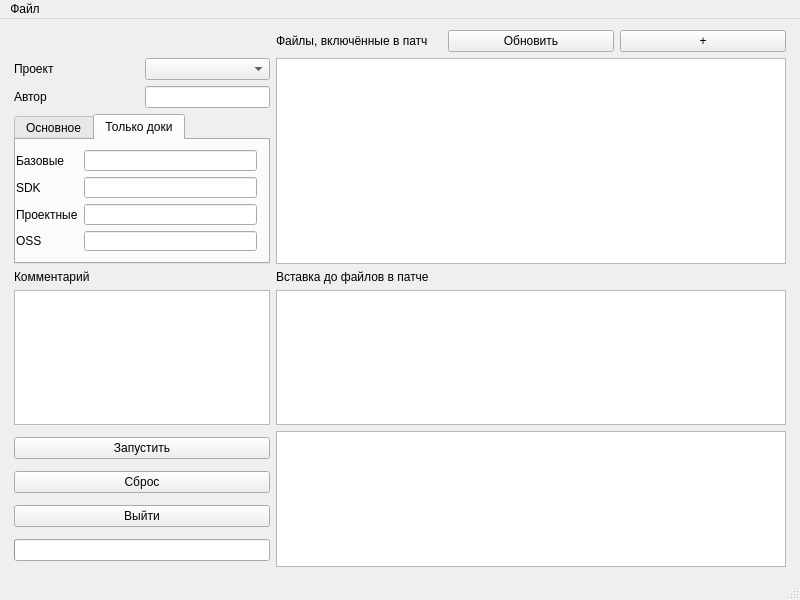
This is mainwindow.ui in Alex1OPS/apatcher as Qt 5 draws it before an edit. The edited form follows.
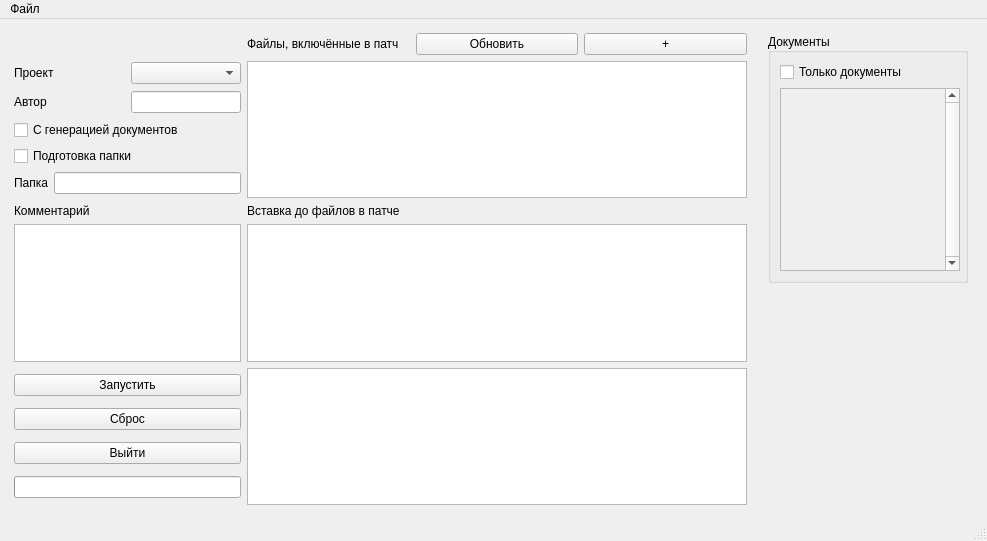
This is the edited form. The open tabs and pages were chosen to show the change.

Commit message: Промежуточный. Переработка механизма формирования документов для поддержки многопроектного формирования: 1) изменена форма - детали по формированию вынесены в отдельную панель; 2) скорректирован обработчик формы под изменения;

What changed in the file:
```diff
--- a/mainwindow.ui
+++ b/mainwindow.ui
@@ -6,31 +6,44 @@
             <rect>
                 <x>0</x>
                 <y>0</y>
-                <width>800</width>
-                <height>600</height>
+    <width>987</width>
+    <height>541</height>
             </rect>
         </property>
         <property name="windowTitle">
             <string>MainWindow</string>
         </property>
         <widget class="QWidget" name="centralwidget">
-            <layout class="QHBoxLayout" name="horizontalLayout">
-                <item>
+   <layout class="QGridLayout" name="gridLayout_4">
+    <item row="0" column="0">
                     <layout class="QGridLayout" name="gridLayout_12">
                         <property name="leftMargin">
                             <number>5</number>
                         </property>
                         <property name="topMargin">
-                            <number>2</number>
+       <number>5</number>
                         </property>
                         <property name="rightMargin">
                             <number>5</number>
                         </property>
                         <property name="bottomMargin">
-                            <number>2</number>
+       <number>5</number>
                         </property>
                         <item row="1" column="1" colspan="3">
-                            <widget class="QTableWidget" name="tableFiles"/>
+       <widget class="QTableWidget" name="tableFiles">
+        <property name="minimumSize">
+         <size>
+          <width>500</width>
+          <height>0</height>
+         </size>
+        </property>
+        <property name="maximumSize">
+         <size>
+          <width>16777215</width>
+          <height>16777215</height>
+         </size>
+        </property>
+       </widget>
                         </item>
                         <item row="2" column="0">
                             <widget class="QLabel" name="label_3">
@@ -39,38 +52,39 @@
                                 </property>
                             </widget>
                         </item>
+      <item row="3" column="1" colspan="3">
+       <widget class="QTextEdit" name="textBeforeFiles"/>
+      </item>
                         <item row="1" column="0">
                             <layout class="QGridLayout" name="gridLayout_2">
-                                <item row="3" column="0" colspan="2">
-                                    <widget class="QTabWidget" name="tabWidget">
+        <item row="1" column="1">
+         <widget class="QLineEdit" name="lineAuthor">
                                         <property name="sizePolicy">
-                                            <sizepolicy hsizetype="Expanding" vsizetype="Expanding">
+           <sizepolicy hsizetype="Minimum" vsizetype="Fixed">
                                                 <horstretch>0</horstretch>
                                                 <verstretch>0</verstretch>
                                             </sizepolicy>
                                         </property>
-                                        <property name="minimumSize">
-                                            <size>
-                                                <width>250</width>
-                                                <height>150</height>
-                                            </size>
-                                        </property>
-                                        <property name="currentIndex">
-                                            <number>0</number>
-                                        </property>
-                                        <widget class="QWidget" name="tab">
-                                            <attribute name="title">
-                                                <string>Основное</string>
-                                            </attribute>
-                                            <widget class="QWidget" name="gridLayoutWidget">
-                                                <property name="geometry">
-                                                    <rect>
-                                                        <x>0</x>
-                                                        <y>0</y>
-                                                        <width>241</width>
-                                                        <height>111</height>
-                                                    </rect>
-                                                </property>
+         </widget>
+        </item>
+        <item row="0" column="1">
+         <widget class="QComboBox" name="comboProjects"/>
+        </item>
+        <item row="1" column="0">
+         <widget class="QLabel" name="label_2">
+          <property name="text">
+           <string>Автор</string>
+          </property>
+         </widget>
+        </item>
+        <item row="0" column="0">
+         <widget class="QLabel" name="label">
+          <property name="text">
+           <string>Проект</string>
+          </property>
+         </widget>
+        </item>
+        <item row="2" column="0" colspan="2">
                                                 <layout class="QGridLayout" name="gridLayout">
                                                     <item row="2" column="1">
                                                         <widget class="QLineEdit" name="lineDirToPass">
@@ -101,105 +115,8 @@
                                                         </widget>
                                                     </item>
                                                 </layout>
-                                            </widget>
-                                        </widget>
-                                        <widget class="QWidget" name="tab_2">
-                                            <attribute name="title">
-                                                <string>Только доки</string>
-                                            </attribute>
-                                            <widget class="QWidget" name="gridLayoutWidget_2">
-                                                <property name="geometry">
-                                                    <rect>
-                                                        <x>0</x>
-                                                        <y>10</y>
-                                                        <width>241</width>
-                                                        <height>101</height>
-                                                    </rect>
-                                                </property>
-                                                <layout class="QGridLayout" name="gridLayout_3">
-                                                    <item row="1" column="0">
-                                                        <widget class="QLabel" name="label_8">
-                                                            <property name="text">
-                                                                <string>SDK</string>
-                                                            </property>
-                                                        </widget>
-                                                    </item>
-                                                    <item row="0" column="0">
-                                                        <widget class="QLabel" name="label_7">
-                                                            <property name="text">
-                                                                <string>Базовые</string>
-                                                            </property>
-                                                        </widget>
-                                                    </item>
-                                                    <item row="2" column="0">
-                                                        <widget class="QLabel" name="label_9">
-                                                            <property name="text">
-                                                                <string>Проектные</string>
-                                                            </property>
-                                                        </widget>
-                                                    </item>
-                                                    <item row="3" column="0">
-                                                        <widget class="QLabel" name="label_10">
-                                                            <property name="text">
-                                                                <string>OSS</string>
-                                                            </property>
-                                                        </widget>
-                                                    </item>
-                                                    <item row="0" column="1">
-                                                        <widget class="QLineEdit" name="lineBasePatch">
-                                                            <property name="sizePolicy">
-                                                                <sizepolicy hsizetype="Preferred" vsizetype="Fixed">
-                                                                    <horstretch>0</horstretch>
-                                                                    <verstretch>0</verstretch>
-                                                                </sizepolicy>
-                                                            </property>
-                                                        </widget>
-                                                    </item>
-                                                    <item row="1" column="1">
-                                                        <widget class="QLineEdit" name="lineSDKPatch"/>
-                                                    </item>
-                                                    <item row="2" column="1">
-                                                        <widget class="QLineEdit" name="lineProjectPatch"/>
-                                                    </item>
-                                                    <item row="3" column="1">
-                                                        <widget class="QLineEdit" name="lineOssPatch"/>
-                                                    </item>
-                                                </layout>
-                                            </widget>
-                                        </widget>
-                                    </widget>
-                                </item>
-                                <item row="1" column="1">
-                                    <widget class="QLineEdit" name="lineAuthor">
-                                        <property name="sizePolicy">
-                                            <sizepolicy hsizetype="Minimum" vsizetype="Fixed">
-                                                <horstretch>0</horstretch>
-                                                <verstretch>0</verstretch>
-                                            </sizepolicy>
-                                        </property>
-                                    </widget>
-                                </item>
-                                <item row="0" column="0">
-                                    <widget class="QLabel" name="label">
-                                        <property name="text">
-                                            <string>Проект</string>
-                                        </property>
-                                    </widget>
-                                </item>
-                                <item row="0" column="1">
-                                    <widget class="QComboBox" name="comboProjects"/>
-                                </item>
-                                <item row="1" column="0">
-                                    <widget class="QLabel" name="label_2">
-                                        <property name="text">
-                                            <string>Автор</string>
-                                        </property>
-                                    </widget>
-                                </item>
-                            </layout>
-                        </item>
-                        <item row="3" column="1" colspan="3">
-                            <widget class="QTextEdit" name="textBeforeFiles"/>
+        </item>
+       </layout>
                         </item>
                         <item row="3" column="0">
                             <widget class="QTextEdit" name="textComment">
@@ -211,13 +128,6 @@
                                 </property>
                             </widget>
                         </item>
-                        <item row="4" column="1" colspan="3">
-                            <widget class="QTextEdit" name="textLog">
-                                <property name="readOnly">
-                                    <bool>true</bool>
-                                </property>
-                            </widget>
-                        </item>
                         <item row="2" column="1">
                             <widget class="QLabel" name="label_5">
                                 <property name="text">
@@ -239,22 +149,22 @@
                                 </property>
                             </widget>
                         </item>
+      <item row="4" column="1" colspan="3">
+       <widget class="QTextEdit" name="textLog">
+        <property name="readOnly">
+         <bool>true</bool>
+        </property>
+       </widget>
+      </item>
+      <item row="0" column="1">
+       <widget class="QLabel" name="label_4">
+        <property name="text">
+         <string>Файлы, включённые в патч</string>
+        </property>
+       </widget>
+      </item>
                         <item row="4" column="0">
                             <layout class="QGridLayout" name="gridLayout_5">
-                                <item row="3" column="1">
-                                    <widget class="QPushButton" name="pushQuit">
-                                        <property name="text">
-                                            <string>Выйти</string>
-                                        </property>
-                                    </widget>
-                                </item>
-                                <item row="2" column="1">
-                                    <widget class="QPushButton" name="pushErase">
-                                        <property name="text">
-                                            <string>Сброс</string>
-                                        </property>
-                                    </widget>
-                                </item>
                                 <item row="1" column="1">
                                     <widget class="QPushButton" name="pushStart">
                                         <property name="text">
@@ -281,14 +191,146 @@
                                         </property>
                                     </widget>
                                 </item>
+        <item row="3" column="1">
+         <widget class="QPushButton" name="pushQuit">
+          <property name="text">
+           <string>Выйти</string>
+          </property>
+         </widget>
+        </item>
+        <item row="2" column="1">
+         <widget class="QPushButton" name="pushErase">
+          <property name="text">
+           <string>Сброс</string>
+          </property>
+         </widget>
+        </item>
+       </layout>
+      </item>
                             </layout>
                         </item>
                         <item row="0" column="1">
-                            <widget class="QLabel" name="label_4">
+     <layout class="QGridLayout" name="gridLayout_8">
+      <property name="leftMargin">
+       <number>10</number>
+      </property>
+      <property name="topMargin">
+       <number>5</number>
+      </property>
+      <property name="rightMargin">
+       <number>10</number>
+      </property>
+      <property name="bottomMargin">
+       <number>5</number>
+      </property>
+      <item row="0" column="0">
+       <widget class="QGroupBox" name="groupBox">
+        <property name="minimumSize">
+         <size>
+          <width>200</width>
+          <height>250</height>
+         </size>
+        </property>
+        <property name="maximumSize">
+         <size>
+          <width>16777215</width>
+          <height>250</height>
+         </size>
+        </property>
+        <property name="title">
+         <string>Документы</string>
+        </property>
+        <property name="alignment">
+         <set>Qt::AlignLeading|Qt::AlignLeft|Qt::AlignVCenter</set>
+        </property>
+        <layout class="QGridLayout" name="gridLayout_9">
+         <item row="0" column="0">
+          <widget class="QCheckBox" name="onlyDocsGen">
                                 <property name="text">
-                                    <string>Файлы, включённые в патч</string>
-                                </property>
-                            </widget>
+            <string>Только документы</string>
+           </property>
+          </widget>
+         </item>
+         <item row="1" column="0">
+          <widget class="QScrollArea" name="genDocsDetails">
+           <property name="enabled">
+            <bool>true</bool>
+           </property>
+           <property name="sizePolicy">
+            <sizepolicy hsizetype="MinimumExpanding" vsizetype="Expanding">
+             <horstretch>0</horstretch>
+             <verstretch>0</verstretch>
+            </sizepolicy>
+           </property>
+           <property name="minimumSize">
+            <size>
+             <width>180</width>
+             <height>150</height>
+            </size>
+           </property>
+           <property name="maximumSize">
+            <size>
+             <width>16777215</width>
+             <height>250</height>
+            </size>
+           </property>
+           <property name="verticalScrollBarPolicy">
+            <enum>Qt::ScrollBarAlwaysOn</enum>
+           </property>
+           <property name="horizontalScrollBarPolicy">
+            <enum>Qt::ScrollBarAsNeeded</enum>
+           </property>
+           <property name="widgetResizable">
+            <bool>true</bool>
+           </property>
+           <widget class="QWidget" name="scrollAreaWidgetContents">
+            <property name="enabled">
+             <bool>true</bool>
+            </property>
+            <property name="geometry">
+             <rect>
+              <x>0</x>
+              <y>0</y>
+              <width>173</width>
+              <height>192</height>
+             </rect>
+            </property>
+            <layout class="QGridLayout" name="gridLayout_10">
+             <item row="3" column="1">
+              <layout class="QGridLayout" name="gridLayout_3">
+               <property name="leftMargin">
+                <number>2</number>
+               </property>
+               <property name="topMargin">
+                <number>2</number>
+               </property>
+               <property name="rightMargin">
+                <number>2</number>
+               </property>
+               <property name="bottomMargin">
+                <number>2</number>
+               </property>
+              </layout>
+             </item>
+            </layout>
+           </widget>
+          </widget>
+         </item>
+        </layout>
+       </widget>
+      </item>
+      <item row="1" column="0">
+       <spacer name="verticalSpacer">
+        <property name="orientation">
+         <enum>Qt::Vertical</enum>
+        </property>
+        <property name="sizeHint" stdset="0">
+         <size>
+          <width>20</width>
+          <height>40</height>
+         </size>
+        </property>
+       </spacer>
                         </item>
                     </layout>
                 </item>
@@ -299,7 +341,7 @@
                 <rect>
                     <x>0</x>
                     <y>0</y>
-                    <width>800</width>
+     <width>987</width>
                     <height>21</height>
                 </rect>
             </property>
```
Lines whose indentation alone changed are shown as unchanged. The commit also changes 1 other file.
